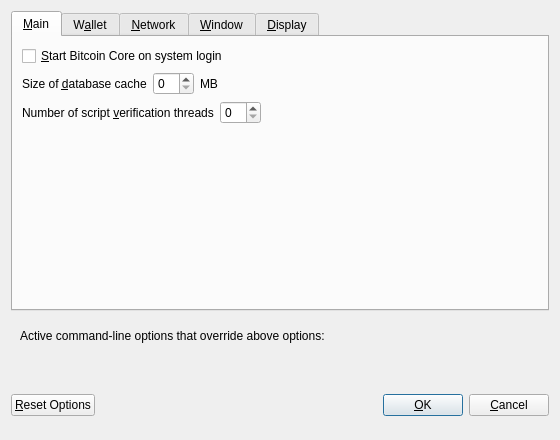
Above: src/qt/forms/optionsdialog.ui from drivercoin/drivercoin before the change. Below: the same form after it.
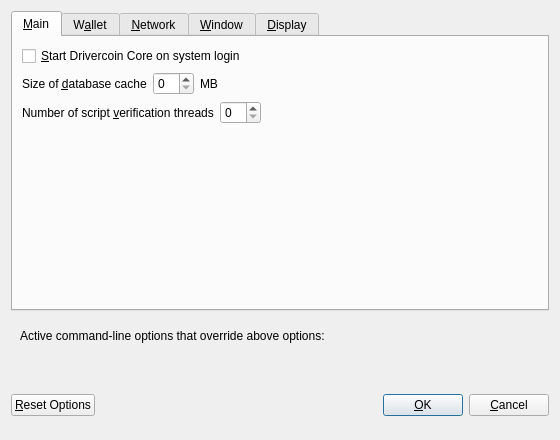
That is the form after the change. Custom widgets are drawn as their Qt base class.

What changed in the file:
```diff
--- a/src/qt/forms/optionsdialog.ui
+++ b/src/qt/forms/optionsdialog.ui
@@ -33,7 +33,7 @@
           <string>Automatically start Bitcoin Core after logging in to the system.</string>
          </property>
          <property name="text">
-          <string>&amp;Start Bitcoin Core on system login</string>
+          <string>&amp;Start Drivercoin Core on system login</string>
          </property>
         </widget>
        </item>
```
Left out of the diff: 12 changed lines with no effect on the pictures.
